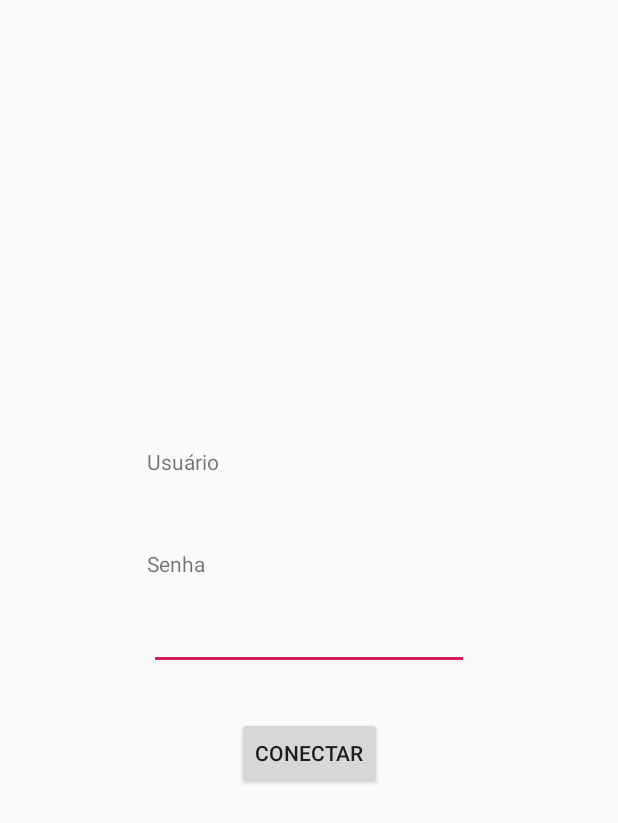
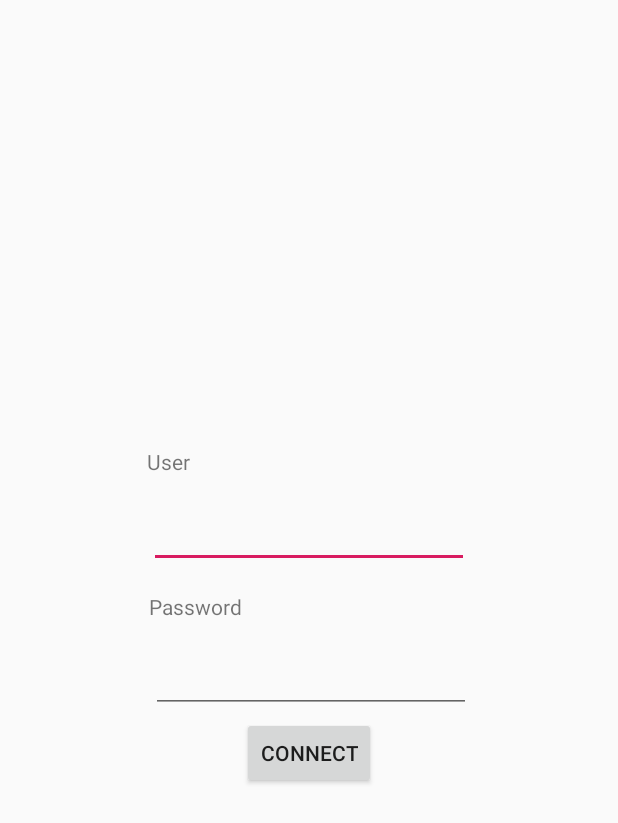
Before and after one commit to Angelin01/Oficinas-3, an Android app: the layout fragment_spotify_connect.xml on its own in the app's theme, with its tools: preview values and no code run, on a phone screen of 412 x 824 dp. Shown: the top 823 px of the screen. Run offline under Robolectric (Android 15) with nearby library versions, the phone set to English and light mode, and no system bars.

Commit message:
Coletando usuário e senha do Spotify.

```diff
--- a/TesseractApp/app/src/main/java/com/tesseract/MainActivity.kt
+++ b/TesseractApp/app/src/main/java/com/tesseract/MainActivity.kt
@@ -16,6 +16,7 @@ import com.tesseract.light.LightFragment
 import com.tesseract.bluetooth.BluetoothService
 import com.tesseract.communication.ConnectionsFragment
 import com.tesseract.communication.TesseractCommunication
+import com.tesseract.spotify.SpotifyFragment
 
 
 class MainActivity : AppCompatActivity() {
--- a/TesseractApp/app/src/main/res/layout/fragment_spotify_connect.xml
+++ b/TesseractApp/app/src/main/res/layout/fragment_spotify_connect.xml
@@ -24,17 +24,18 @@
                 android:layout_height="wrap_content"
                 android:layout_marginStart="16dp"
                 android:layout_marginTop="16dp"
-                android:text="Usuário"
+                android:text="User"
                 app:layout_constraintStart_toStartOf="parent"
                 app:layout_constraintTop_toTopOf="parent" />
 
-            <TextView
-                android:id="@+id/textViewWifiName"
+            <EditText
+                android:id="@+id/editTextSpotifyName"
                 android:layout_width="wrap_content"
-                android:layout_height="wrap_content"
+                android:layout_height="53dp"
                 android:layout_marginTop="8dp"
-                android:text=""
-                android:textSize="18sp"
+                android:ems="10"
+                app:layout_constraintEnd_toEndOf="parent"
+                app:layout_constraintHorizontal_bias="0.058"
                 app:layout_constraintStart_toStartOf="@+id/textView8"
                 app:layout_constraintTop_toBottomOf="@+id/textView8" />
 
@@ -42,15 +43,15 @@
                 android:id="@+id/textView11"
                 android:layout_width="wrap_content"
                 android:layout_height="wrap_content"
-                android:layout_below="@+id/textViewWifiName"
-                android:layout_alignStart="@+id/textViewWifiName"
+                android:layout_below="@+id/editTextSpotifyName"
+                android:layout_alignStart="@+id/editTextSpotifyName"
                 android:layout_marginTop="16dp"
-                android:text="Senha"
-                app:layout_constraintStart_toStartOf="@+id/textViewWifiName"
-                app:layout_constraintTop_toBottomOf="@+id/textViewWifiName" />
+                android:text="Password"
+                app:layout_constraintStart_toStartOf="@+id/editTextSpotifyName"
+                app:layout_constraintTop_toBottomOf="@+id/editTextSpotifyName" />
 
             <EditText
-                android:id="@+id/editTextWifiPassword"
+                android:id="@+id/editTextSpotifyPassword"
                 android:layout_width="wrap_content"
                 android:layout_height="53dp"
                 android:layout_marginTop="8dp"
@@ -62,16 +63,16 @@
                 app:layout_constraintTop_toBottomOf="@+id/textView11" />
 
             <Button
-                android:id="@+id/buttonWifiConnect"
+                android:id="@+id/buttonSpotifyConnect"
                 android:layout_width="wrap_content"
                 android:layout_height="wrap_content"
                 android:layout_marginTop="8dp"
                 android:layout_marginBottom="16dp"
-                android:text="Conectar"
+                android:text="Connect"
                 app:layout_constraintBottom_toBottomOf="parent"
                 app:layout_constraintEnd_toEndOf="parent"
                 app:layout_constraintStart_toStartOf="parent"
-                app:layout_constraintTop_toBottomOf="@+id/editTextWifiPassword"
+                app:layout_constraintTop_toBottomOf="@+id/editTextSpotifyPassword"
                 app:layout_constraintVertical_bias="1.0" />
 
         </android.support.constraint.ConstraintLayout>
```
Also changed, not shown: TesseractApp/app/src/main/java/com/tesseract/spotify/SpotifyConnect.kt (added, +27 -0 lines), TesseractApp/app/src/main/java/com/tesseract/spotify/SpotifyFragment.kt (renamed from TesseractApp/app/src/main/java/com/tesseract/SpotifyFragment.kt, +9 -4 lines).
